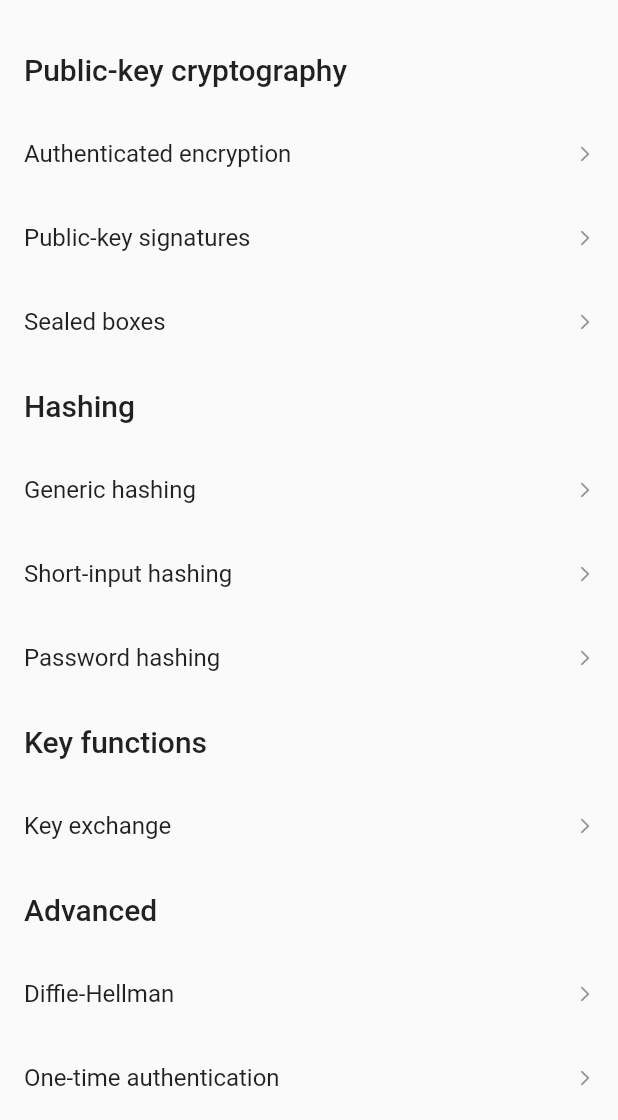
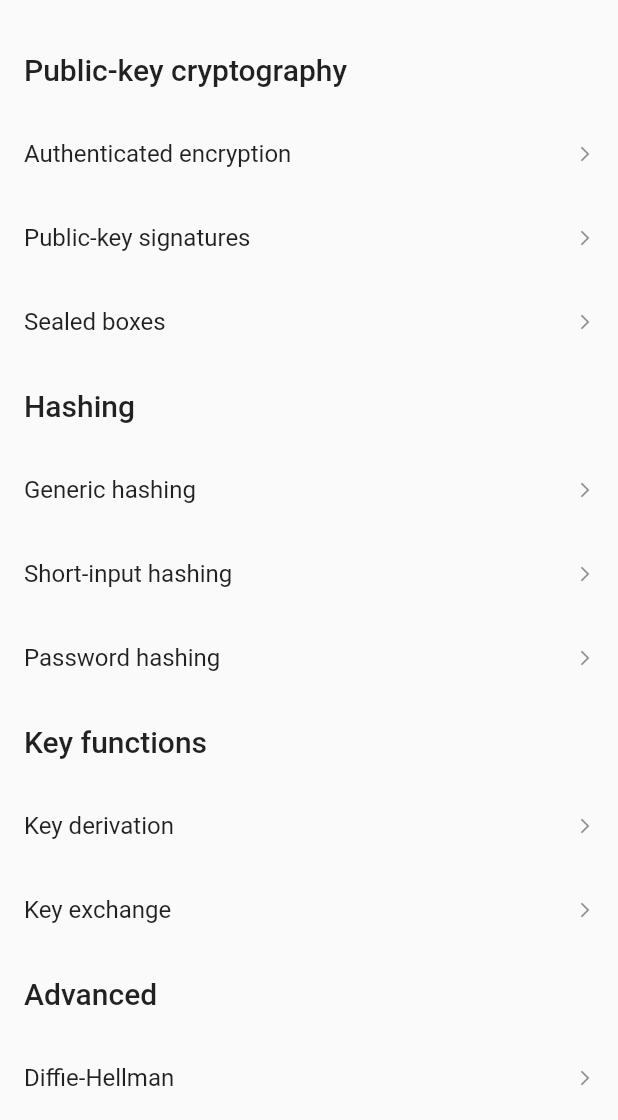
Before and after one commit to firstfloorsoftware/flutter_sodium, a Flutter app: the screen it shows after launch, scrolled down 240 dp, on a phone screen of 412 x 824 dp, the part 116-1236 px from its top. Run offline on Flutter 3.47's test engine with Material 2 defaults, Android fonts, the phone set to English and light mode, and no system bars; our stand-ins replace convert.

Commit message:
adds high-level KeyDerivation API with example

```diff
--- a/example/lib/main.dart
+++ b/example/lib/main.dart
@@ -189,10 +189,12 @@ print(hex.encode(encrypted));''', () async {
 
             // Alice encrypts message for Bob
             var msg = 'hello world';
-            var encrypted = await CryptoBox.encrypt(msg, nonce, bobPair.publicKey, alicePair.secretKey);
+            var encrypted = await CryptoBox.encrypt(
+                msg, nonce, bobPair.publicKey, alicePair.secretKey);
 
             // Bob decrypts message from Alice
-            var decrypted = await CryptoBox.decrypt(encrypted, nonce, alicePair.publicKey, bobPair.secretKey);
+            var decrypted = await CryptoBox.decrypt(
+                encrypted, nonce, alicePair.publicKey, bobPair.secretKey);
 
             assert(msg == decrypted);
 
@@ -226,10 +228,12 @@ assert(msg == decrypted);''', () async {
 
             // Alice encrypts message for Bob
             var msg = 'hello world';
-            var encrypted = await CryptoBox.encryptDetached(msg, nonce, bobPair.publicKey, alicePair.secretKey);
+            var encrypted = await CryptoBox.encryptDetached(
+                msg, nonce, bobPair.publicKey, alicePair.secretKey);
 
             // Bob decrypts message from Alice
-            var decrypted = await CryptoBox.decryptDetached(encrypted, nonce, alicePair.publicKey, bobPair.secretKey);
+            var decrypted = await CryptoBox.decryptDetached(
+                encrypted, nonce, alicePair.publicKey, bobPair.secretKey);
 
             assert(msg == decrypted);
 
@@ -308,7 +312,6 @@ assert(msg == decrypted);''', () async {
             return hex.encode(cipher);
           })
         ]),
-
     Example('Hashing', isHeader: true),
     Example('Generic hashing',
         description:
@@ -381,17 +384,45 @@ var valid = await PasswordHash.verifyStorage(str, pw);''', () async {
           })
         ]),
     Example('Key functions', isHeader: true),
-    // Example('Key derivation'),
-    Example('Key exchange', description:'Securely compute a set of shared keys.', docUrl: 'https://download.libsodium.org/doc/key_exchange/',
+    Example('Key derivation',
+        description: 'Derive secret subkeys from a single master key.',
+        docUrl: 'https://download.libsodium.org/doc/key_derivation/',
         samples: [
-          Sample('Usage', 'Computes a shared secret.',
-              '''// Generate key pairs
-final clientPair = await CryptoKx.generateKeyPair();
-final serverPair = await CryptoKx.generateKeyPair();
+          Sample(
+              'Usage', 'Compute a set of shared keys.', '''// Generate master key
+final masterkey = await KeyDerivation.generateKey();
+
+// Derives subkeys of various lengths
+final subkey1 = await KeyDerivation.deriveFromKey(masterkey, 1, subKeyLength: 32);
+final subkey2 = await KeyDerivation.deriveFromKey(masterkey, 2, subKeyLength: 32);
+final subkey3 = await KeyDerivation.deriveFromKey(masterkey, 3, subKeyLength: 64);
+
+print(subkey1: \${hex.encode(subkey1)})
+print(subkey2: \${hex.encode(subkey3)})
+print(subkey2: \${hex.encode(subkey3)});''', () async {
+            // Generate master key
+            final masterkey = await KeyDerivation.generateKey();
+
+            // Derives subkeys of various lengths
+            final subkey1 = await KeyDerivation.deriveFromKey(masterkey, 1, subKeyLength: 32);
+            final subkey2 = await KeyDerivation.deriveFromKey(masterkey, 2, subKeyLength: 32);
+            final subkey3 = await KeyDerivation.deriveFromKey(masterkey, 3, subKeyLength: 64);
+
+            return 'subkey1: ${hex.encode(subkey1)}\nsubkey2: ${hex.encode(subkey2)}\nsubkey3: ${hex.encode(subkey3)}\n';
+          })
+        ]),
+    Example('Key exchange',
+        description: 'Securely compute a set of shared keys.',
+        docUrl: 'https://download.libsodium.org/doc/key_exchange/',
+        samples: [
+          Sample(
+              'Usage', 'Compute a set of shared keys.', '''// Generate key pairs
+final clientPair = await KeyExchange.generateKeyPair();
+final serverPair = await KeyExchange.generateKeyPair();
 
 // Compute session keys
-final clientKeys = await CryptoKx.computeClientSessionKeys(clientPair, serverPair.publicKey);
-final serverKeys = await CryptoKx.computeServerSessionKeys(serverPair, clientPair.publicKey);
+final clientKeys = await KeyExchange.computeClientSessionKeys(clientPair, serverPair.publicKey);
+final serverKeys = await KeyExchange.computeServerSessionKeys(serverPair, clientPair.publicKey);
 
 // assert keys do match
 assert(
@@ -402,18 +433,18 @@ assert(
 print('client rx: \${hex.encode(clientKeys.rx)}')
 print('client tx: \${hex.encode(clientKeys.tx)}');''', () async {
             // Generate key pairs
-            final clientPair = await CryptoKx.generateKeyPair();
-            final serverPair = await CryptoKx.generateKeyPair();
+            final clientPair = await KeyExchange.generateKeyPair();
+            final serverPair = await KeyExchange.generateKeyPair();
 
             // Compute session keys
-            final clientKeys =await CryptoKx.computeClientSessionKeys(clientPair, serverPair.publicKey);
-            final serverKeys = await CryptoKx.computeServerSessionKeys(serverPair, clientPair.publicKey);
+            final clientKeys = await KeyExchange.computeClientSessionKeys(
+                clientPair, serverPair.publicKey);
+            final serverKeys = await KeyExchange.computeServerSessionKeys(
+                serverPair, clientPair.publicKey);
 
             // assert keys do match
-            assert(
-                const ListEquality().equals(clientKeys.rx, serverKeys.tx));
-assert(
-                const ListEquality().equals(clientKeys.tx, serverKeys.rx));
+            assert(const ListEquality().equals(clientKeys.rx, serverKeys.tx));
+            assert(const ListEquality().equals(clientKeys.tx, serverKeys.rx));
 
             return 'client rx: ${hex.encode(clientKeys.rx)}\nclient tx: ${hex.encode(clientKeys.tx)}';
           })
--- a/lib/flutter_sodium.dart
+++ b/lib/flutter_sodium.dart
@@ -7,6 +7,7 @@ export 'src/crypto_box.dart';
 export 'src/crypto_sign.dart';
 export 'src/detached_cipher.dart';
 export 'src/generic_hash.dart';
+export 'src/key_derivation.dart';
 export 'src/key_exchange.dart';
 export 'src/key_pair.dart';
 export 'src/onetime_auth.dart';
--- /dev/null
+++ b/lib/src/key_derivation.dart
@@ -0,0 +1,17 @@
+import 'dart:async';
+import 'dart:convert';
+import 'dart:typed_data';
+import '../flutter_sodium.dart';
+
+/// Derive secret subkeys from a single master key.
+class KeyDerivation {
+  /// Generates a random master key for use with key derivation.
+  static Future<Uint8List> generateKey() => Sodium.cryptoKdfKeygen();
+
+  /// Derives a subkey from given master key.
+  static Future<Uint8List> deriveFromKey(Uint8List masterKey, int subKeyId,
+          {int subKeyLength = crypto_kdf_BYTES_MIN,
+          String context = '00000000'}) =>
+      Sodium.cryptoKdfDeriveFromKey(
+          subKeyLength, subKeyId, utf8.encode(context), masterKey);
+}
--- a/lib/src/key_exchange.dart
+++ b/lib/src/key_exchange.dart
@@ -3,7 +3,7 @@ import 'dart:typed_data';
 import '../flutter_sodium.dart';
 
 /// Key exchange API, securely compute a set of shared keys.
-class CryptoKx {
+class KeyExchange {
   /// Generates a random secret key and a corresponding public key.
   static Future<KeyPair> generateKeyPair() async {
     var map = await Sodium.cryptoKxKeypair();
```
